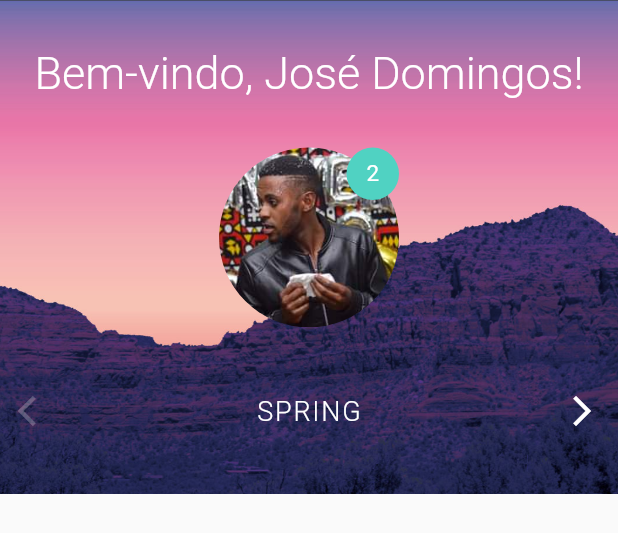
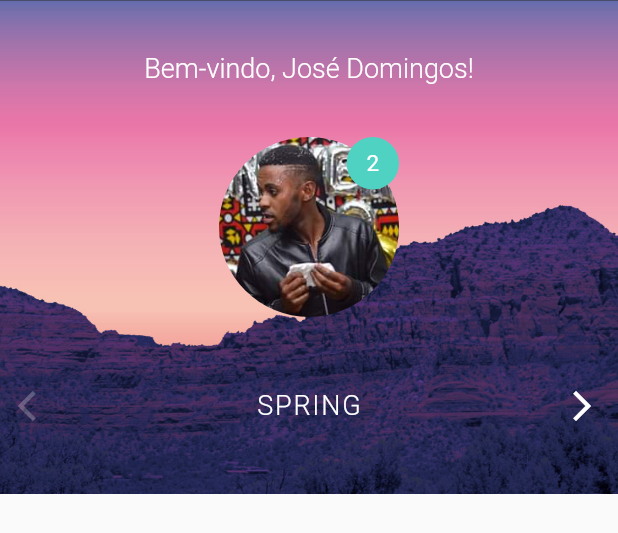
Before and after one commit to joseisaiasmanuel/animation2, a Flutter app: the HomeTop widget shown alone on an empty page, opened directly with empty values, on a phone screen of 412 x 824 dp. Shown: the top 533 px of the screen. Run offline on Flutter 3.47's test engine with Material 2 defaults, Android fonts, the phone set to English and light mode, and no system bars.

```diff
--- a/lib/screen/home/widgets/home_top_screen.dart
+++ b/lib/screen/home/widgets/home_top_screen.dart
@@ -29,7 +29,7 @@ class HomeTop extends StatelessWidget {
               Text(
                 "Bem-vindo, José Domingos!",
                 style: TextStyle(
-                    fontSize: 30,
+                    fontSize: 18,
                     fontWeight: FontWeight.w300,
                     color: Colors.white
                 ),
```
